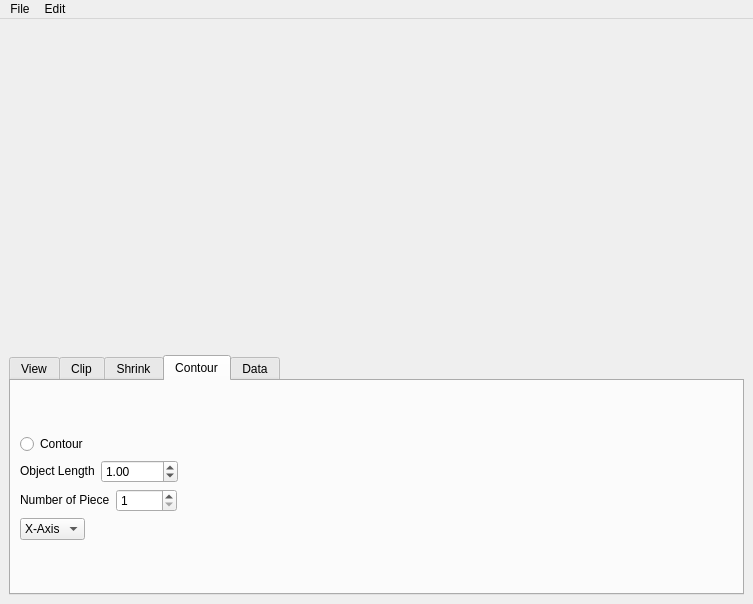
This is include/mainwindow.ui in toarukagakunoSirius/ModelLoader as Qt 5 draws it before an edit. The edited form follows.
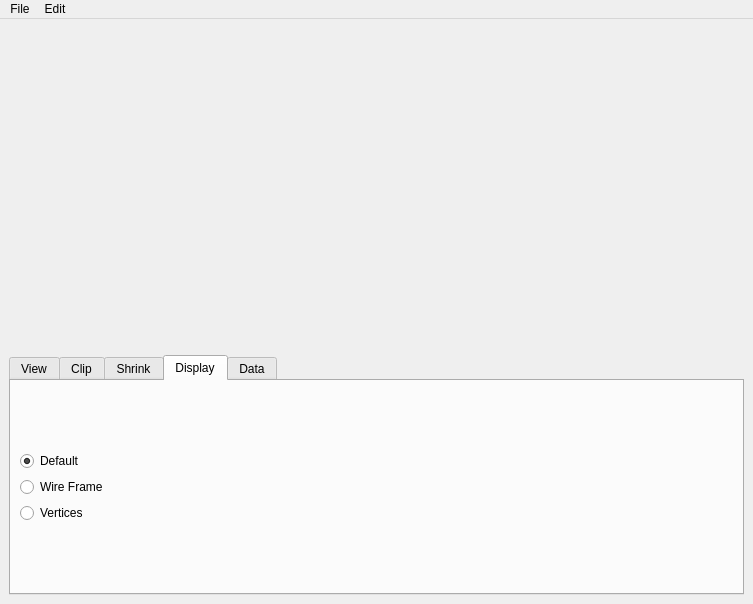
This is the edited form. The open tabs and pages were chosen to show the change. Icons and pictures are not drawn. Custom widgets are drawn as their Qt base class.

Diff of the .ui file:
```diff
--- a/include/mainwindow.ui
+++ b/include/mainwindow.ui
@@ -443,7 +443,7 @@
           </widget>
           <widget class="QWidget" name="contour">
            <attribute name="title">
-            <string>Contour</string>
+            <string>Display</string>
            </attribute>
            <layout class="QVBoxLayout" name="verticalLayout_7">
             <item>
@@ -453,7 +453,10 @@
                 <item>
                  <widget class="QRadioButton" name="Contour">
                   <property name="text">
-                   <string>Contour</string>
+                   <string>Default</string>
+                  </property>
+                  <property name="checked">
+                   <bool>true</bool>
                   </property>
                  </widget>
                 </item>
@@ -475,31 +478,9 @@
               <item>
                <layout class="QHBoxLayout" name="horizontalLayout_6">
                 <item>
-                 <widget class="QLabel" name="label_2">
-                  <property name="sizePolicy">
-                   <sizepolicy hsizetype="Fixed" vsizetype="Fixed">
-                    <horstretch>0</horstretch>
-                    <verstretch>0</verstretch>
-                   </sizepolicy>
-                  </property>
+                 <widget class="QRadioButton" name="wireframe">
                   <property name="text">
-                   <string>Object Length</string>
-                  </property>
-                 </widget>
-                </item>
-                <item>
-                 <widget class="QDoubleSpinBox" name="ContourLength">
-                  <property name="sizePolicy">
-                   <sizepolicy hsizetype="Fixed" vsizetype="Fixed">
-                    <horstretch>0</horstretch>
-                    <verstretch>0</verstretch>
-                   </sizepolicy>
-                  </property>
-                  <property name="maximum">
-                   <double>10000.000000000000000</double>
-                  </property>
-                  <property name="value">
-                   <double>1.000000000000000</double>
+                   <string>Wire Frame</string>
                   </property>
                  </widget>
                 </item>
@@ -521,31 +502,9 @@
               <item>
                <layout class="QHBoxLayout" name="horizontalLayout_7">
                 <item>
-                 <widget class="QLabel" name="label_3">
-                  <property name="sizePolicy">
-                   <sizepolicy hsizetype="Fixed" vsizetype="Fixed">
-                    <horstretch>0</horstretch>
-                    <verstretch>0</verstretch>
-                   </sizepolicy>
-                  </property>
+                 <widget class="QRadioButton" name="vertices">
                   <property name="text">
-                   <string>Number of Piece</string>
-                  </property>
-                 </widget>
-                </item>
-                <item>
-                 <widget class="QSpinBox" name="ContourSpinBox">
-                  <property name="sizePolicy">
-                   <sizepolicy hsizetype="Fixed" vsizetype="Fixed">
-                    <horstretch>0</horstretch>
-                    <verstretch>0</verstretch>
-                   </sizepolicy>
-                  </property>
-                  <property name="minimum">
-                   <number>1</number>
-                  </property>
-                  <property name="maximum">
-                   <number>10000</number>
+                   <string>Vertices</string>
                   </property>
                  </widget>
                 </item>
@@ -564,48 +523,6 @@
                 </item>
                </layout>
               </item>
-              <item>
-               <layout class="QHBoxLayout" name="horizontalLayout_11">
-                <item>
-                 <widget class="QComboBox" name="ContourPosition">
-                  <property name="sizePolicy">
-                   <sizepolicy hsizetype="Fixed" vsizetype="Fixed">
-                    <horstretch>0</horstretch>
-                    <verstretch>0</verstretch>
-                   </sizepolicy>
-                  </property>
-                  <item>
-                   <property name="text">
-                    <string>X-Axis</string>
-                   </property>
-                  </item>
-                  <item>
-                   <property name="text">
-                    <string>Y-Axis</string>
-                   </property>
-                  </item>
-                  <item>
-                   <property name="text">
-                    <string>Z-Axis</string>
-                   </property>
-                  </item>
-                 </widget>
-                </item>
-                <item>
-                 <spacer name="horizontalSpacer_11">
-                  <property name="orientation">
-                   <enum>Qt::Horizontal</enum>
-                  </property>
-                  <property name="sizeHint" stdset="0">
-                   <size>
-                    <width>40</width>
-                    <height>20</height>
-                   </size>
-                  </property>
-                 </spacer>
-                </item>
-               </layout>
-              </item>
              </layout>
             </item>
            </layout>
```
Left out of the diff: 17 changed lines with no effect on the pictures.
